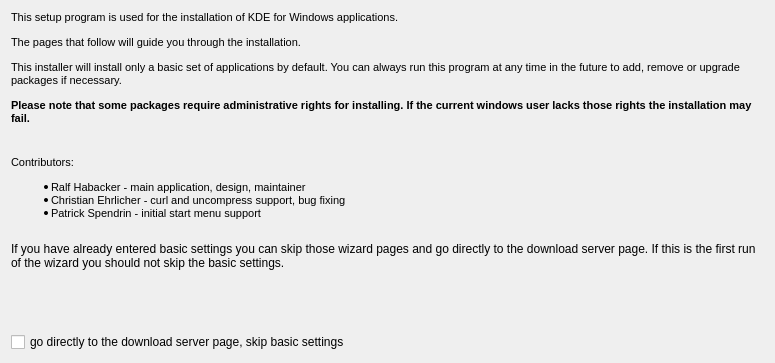
First picture: the form in gui/themes/main/titlepage.ui, repository KDE/kdewin-installer, before the edit.
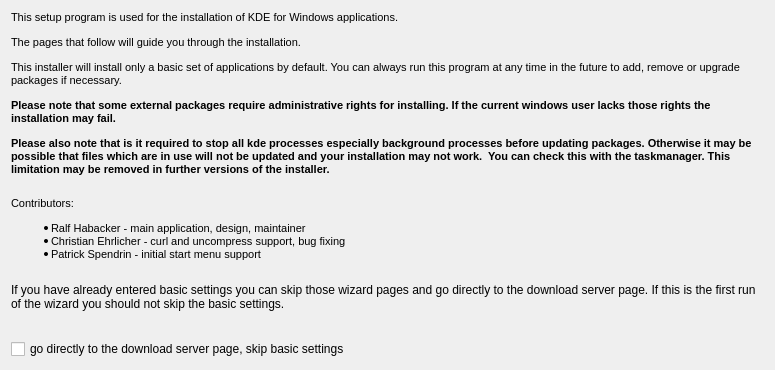
Second picture: the form after the edit.

Commit message: added note about that running kde applications should be closed before updating packages.

Diff of the .ui file:
```diff
--- a/gui/themes/main/titlepage.ui
+++ b/gui/themes/main/titlepage.ui
@@ -6,7 +6,7 @@
     <x>0</x>
     <y>0</y>
     <width>775</width>
-    <height>363</height>
+    <height>364</height>
    </rect>
   </property>
   <property name="windowTitle" >
@@ -16,13 +16,6 @@
    <string/>
   </property>
   <layout class="QGridLayout" name="gridLayout" >
-   <item row="7" column="0" >
-    <widget class="QCheckBox" name="skipBasicSettings" >
-     <property name="text" >
-      <string>go directly to the download server page, skip basic settings</string>
-     </property>
-    </widget>
-   </item>
    <item row="3" column="0" >
     <widget class="QLabel" name="label_2" >
      <property name="sizePolicy" >
@@ -48,61 +41,6 @@
      </property>
     </widget>
    </item>
-   <item row="0" column="0" >
-    <widget class="QLabel" name="label" >
-     <property name="sizePolicy" >
-      <sizepolicy vsizetype="Minimum" hsizetype="Minimum" >
-       <horstretch>0</horstretch>
-       <verstretch>0</verstretch>
-      </sizepolicy>
-     </property>
-     <property name="minimumSize" >
-      <size>
-       <width>0</width>
-       <height>0</height>
-      </size>
-     </property>
-     <property name="maximumSize" >
-      <size>
-       <width>1024</width>
-       <height>140</height>
-      </size>
-     </property>
-     <property name="text" >
-      <string>&lt;!DOCTYPE HTML PUBLIC "-//W3C//DTD HTML 4.0//EN" "http://www.w3.org/TR/REC-html40/strict.dtd">
-&lt;html>&lt;head>&lt;meta name="qrichtext" content="1" />&lt;style type="text/css">
-p, li { white-space: pre-wrap; }
-&lt;/style>&lt;/head>&lt;body style=" font-family:'MS Shell Dlg 2'; font-size:8.25pt; font-weight:400; font-style:normal;">
-&lt;p style=" margin-top:12px; margin-bottom:12px; margin-left:0px; margin-right:0px; -qt-block-indent:0; text-indent:0px; font-size:8pt;">This setup program is used for the installation of KDE for Windows applications.&lt;/p>
-&lt;p style=" margin-top:12px; margin-bottom:12px; margin-left:0px; margin-right:0px; -qt-block-indent:0; text-indent:0px; font-size:8pt;">The pages that follow will guide you through the installation. &lt;/p>
-&lt;p style=" margin-top:12px; margin-bottom:12px; margin-left:0px; margin-right:0px; -qt-block-indent:0; text-indent:0px; font-size:8pt;">This installer will install only a basic set of applications by default. You can always run this program at any time in the future to add, remove or upgrade packages if necessary. &lt;/p>
-&lt;p style=" margin-top:12px; margin-bottom:12px; margin-left:0px; margin-right:0px; -qt-block-indent:0; text-indent:0px; font-size:8pt;">&lt;span style=" font-weight:600;">Please note that some packages require administrative rights for installing. If the current windows user lacks those rights the installation may fail.&lt;/span>&lt;/p>
-&lt;p style="-qt-paragraph-type:empty; margin-top:12px; margin-bottom:12px; margin-left:0px; margin-right:0px; -qt-block-indent:0; text-indent:0px; font-size:8pt; font-weight:600;">&lt;/p>&lt;/body>&lt;/html></string>
-     </property>
-     <property name="textFormat" >
-      <enum>Qt::RichText</enum>
-     </property>
-     <property name="alignment" >
-      <set>Qt::AlignLeading|Qt::AlignLeft|Qt::AlignTop</set>
-     </property>
-     <property name="wordWrap" >
-      <bool>true</bool>
-     </property>
-    </widget>
-   </item>
-   <item row="4" column="0" >
-    <spacer name="verticalSpacer" >
-     <property name="orientation" >
-      <enum>Qt::Vertical</enum>
-     </property>
-     <property name="sizeHint" stdset="0" >
-      <size>
-       <width>20</width>
-       <height>40</height>
-      </size>
-     </property>
-    </spacer>
-   </item>
    <item row="2" column="0" >
     <widget class="QLabel" name="label_3" >
      <property name="sizePolicy" >
@@ -139,6 +77,55 @@
      </property>
     </widget>
    </item>
+   <item rowspan="2" row="0" column="0" >
+    <widget class="QLabel" name="label" >
+     <property name="sizePolicy" >
+      <sizepolicy vsizetype="Minimum" hsizetype="Minimum" >
+       <horstretch>0</horstretch>
+       <verstretch>0</verstretch>
+      </sizepolicy>
+     </property>
+     <property name="minimumSize" >
+      <size>
+       <width>0</width>
+       <height>0</height>
+      </size>
+     </property>
+     <property name="maximumSize" >
+      <size>
+       <width>1024</width>
+       <height>180</height>
+      </size>
+     </property>
+     <property name="text" >
+      <string>&lt;!DOCTYPE HTML PUBLIC "-//W3C//DTD HTML 4.0//EN" "http://www.w3.org/TR/REC-html40/strict.dtd">
+&lt;html>&lt;head>&lt;meta name="qrichtext" content="1" />&lt;style type="text/css">
+p, li { white-space: pre-wrap; }
+&lt;/style>&lt;/head>&lt;body style=" font-family:'MS Shell Dlg 2'; font-size:8.25pt; font-weight:400; font-style:normal;">
+&lt;p style=" margin-top:12px; margin-bottom:12px; margin-left:0px; margin-right:0px; -qt-block-indent:0; text-indent:0px; font-size:8pt;">This setup program is used for the installation of KDE for Windows applications.&lt;/p>
+&lt;p style=" margin-top:12px; margin-bottom:12px; margin-left:0px; margin-right:0px; -qt-block-indent:0; text-indent:0px; font-size:8pt;">The pages that follow will guide you through the installation. &lt;/p>
+&lt;p style=" margin-top:12px; margin-bottom:12px; margin-left:0px; margin-right:0px; -qt-block-indent:0; text-indent:0px; font-size:8pt;">This installer will install only a basic set of applications by default. You can always run this program at any time in the future to add, remove or upgrade packages if necessary. &lt;/p>
+&lt;p style=" margin-top:12px; margin-bottom:12px; margin-left:0px; margin-right:0px; -qt-block-indent:0; text-indent:0px; font-size:8pt;">&lt;span style=" font-weight:600;">Please note that some external packages require administrative rights for installing. If the current windows user lacks those rights the installation may fail.&lt;/span>&lt;/p>
+&lt;p style=" margin-top:12px; margin-bottom:12px; margin-left:0px; margin-right:0px; -qt-block-indent:0; text-indent:0px; font-size:8pt; font-weight:600;">Please also note that is it required to stop all kde processes especially background processes before updating packages. Otherwise it may be possible that files which are in use will not be updated and your installation may not work.  You can check this with the taskmanager. This limitation may be removed in further versions of the installer. &lt;/p>&lt;/body>&lt;/html></string>
+     </property>
+     <property name="textFormat" >
+      <enum>Qt::RichText</enum>
+     </property>
+     <property name="alignment" >
+      <set>Qt::AlignLeading|Qt::AlignLeft|Qt::AlignTop</set>
+     </property>
+     <property name="wordWrap" >
+      <bool>true</bool>
+     </property>
+    </widget>
+   </item>
+   <item row="4" column="0" >
+    <widget class="QCheckBox" name="skipBasicSettings" >
+     <property name="text" >
+      <string>go directly to the download server page, skip basic settings</string>
+     </property>
+    </widget>
+   </item>
   </layout>
   <zorder>verticalSpacer</zorder>
   <zorder>skipBasicSettings</zorder>
```
Left out of the diff: 6 changed lines with no effect on the pictures.
